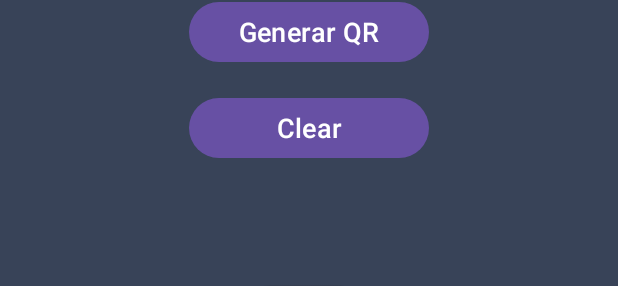
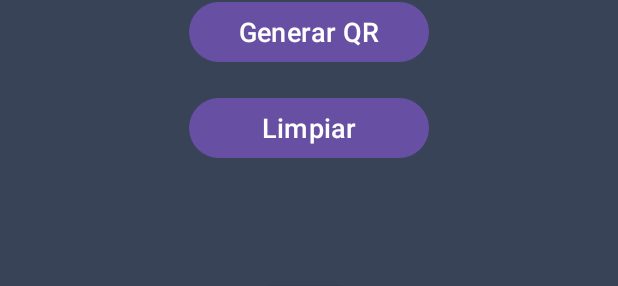
Before and after one commit to mrgomezsv/qr_droid, an Android app: the layout activity_main.xml on its own in the app's theme, with its tools: preview values and no code run, on a phone screen of 412 x 824 dp. Shown: the part 358-644 px from the top of the screen. Run offline under Robolectric (Android 15) with nearby library versions, the phone set to English and light mode, and no system bars; plain views replace DecoratedBarcodeView.

Commit message:
Se cambio la etiqueta del boton limpiar

```diff
--- a/app/src/main/res/layout/activity_main.xml
+++ b/app/src/main/res/layout/activity_main.xml
@@ -74,7 +74,7 @@
             android:id="@+id/clearButton"
             android:layout_width="160dp"
             android:layout_height="wrap_content"
-            android:text="Clear"
+            android:text="@string/clear"
             android:textSize="18sp"
             android:layout_marginTop="16dp"
             app:layout_constraintTop_toBottomOf="@+id/generateQRButton"
--- a/app/src/main/res/values/strings.xml
+++ b/app/src/main/res/values/strings.xml
@@ -5,4 +5,5 @@
     <string name="compartir_c_digo_qr">Compartir QR</string>
     <string name="ingrese_el_texto_del_c_digo_qr">Ingrese el texto del código QR</string>
     <string name="made">Power by Kotlin - mrgomez.dev</string>
+    <string name="clear">Limpiar</string>
 </resources>
```
